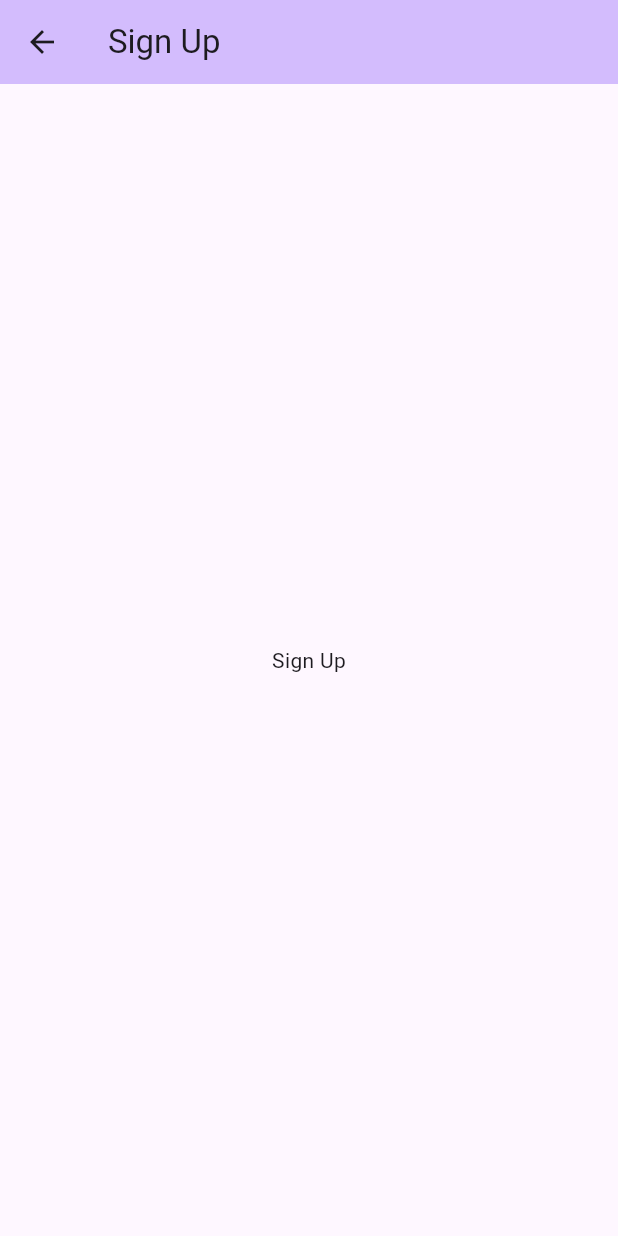
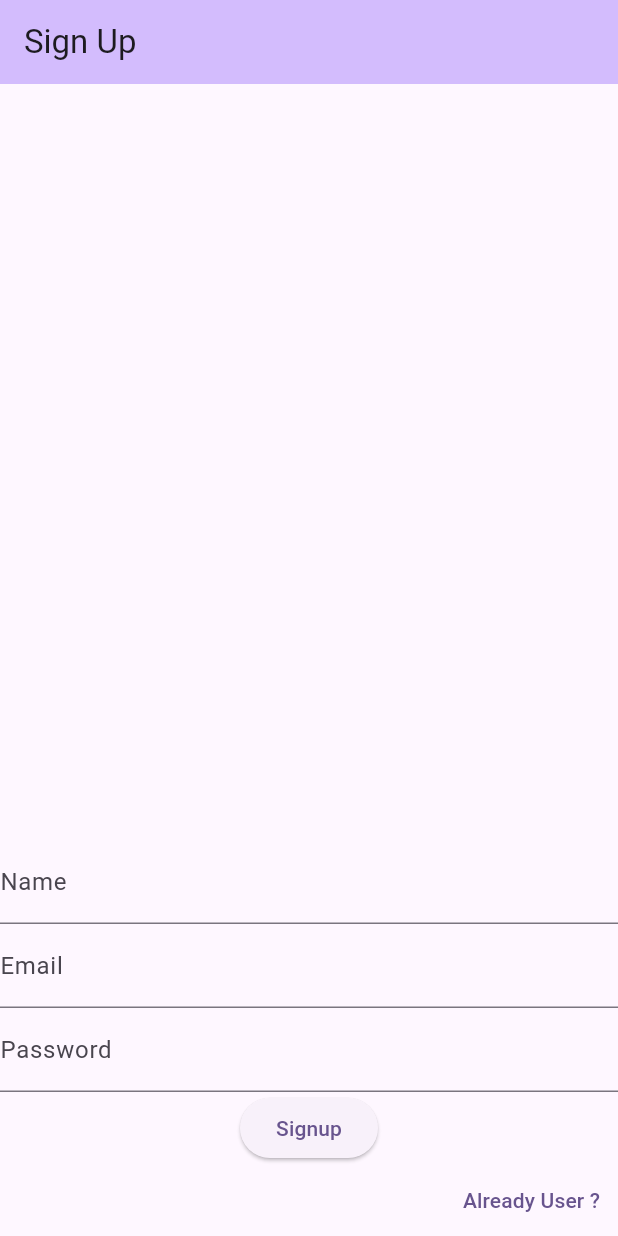
Before and after one commit to Aditya2874/your_wellbeing, a Flutter app: the signUp screen opened directly, on a phone screen of 412 x 824 dp. Run offline on Flutter 3.47's test engine with Material 2 defaults, Android fonts, the light colour scheme and no system bars.

Commit message:
Sign Up Structured

```diff
--- a/lib/main.dart
+++ b/lib/main.dart
@@ -1,4 +1,5 @@
 import 'package:flutter/material.dart';
+import 'package:your_wellbeing/signUp.dart';
 
 void main() {
   runApp(const MyApp());
@@ -16,7 +17,7 @@ class MyApp extends StatelessWidget {
         colorScheme: ColorScheme.fromSeed(seedColor: Colors.deepPurple),
         useMaterial3: true,
       ),
-      home: const MyHomePage(title: 'Flutter Demo Home Page'),
+      home: const signUp(),
     );
   }
 }
--- a/lib/signUp.dart
+++ b/lib/signUp.dart
@@ -1,18 +1,65 @@
 import 'package:flutter/cupertino.dart';
 import 'package:flutter/material.dart';
+import 'package:your_wellbeing/main.dart';
 
 class signUp extends StatelessWidget{
   const signUp({super.key});
-
   @override
   Widget build(BuildContext context) {
+    final TextEditingController nameController = TextEditingController();
+    final TextEditingController emailController = TextEditingController();
+    final TextEditingController passwordController = TextEditingController();
     return Scaffold(
       appBar: AppBar(
         backgroundColor: Theme.of(context).colorScheme.inversePrimary,
         title: Text("Sign Up"),
       ),
-      body: Center(
-        child: Text("Sign Up"),
+      body:
+      Center(
+        child: Column(
+          mainAxisAlignment: MainAxisAlignment.end,
+          children: [
+
+            TextFormField(
+              controller: nameController,
+              decoration: InputDecoration(labelText: 'Name'),
+            ),
+            TextFormField(
+              controller: emailController,
+              decoration: InputDecoration(labelText: 'Email'),
+            ),
+            TextFormField(
+              controller: passwordController,
+              decoration: InputDecoration(labelText: 'Password'),
+              obscureText: true,
+            ),
+            ElevatedButton(
+              onPressed: () {
+                // Navigate to the home screen
+                Navigator.push(
+                  context,
+                  MaterialPageRoute(
+                    builder: (context) => MyHomePage(title: "Home Page"),
+                  ),
+                );
+              },
+              child: Text('Signup'),
+            ),
+             Row(
+              mainAxisAlignment: MainAxisAlignment.end,
+              children: [
+                TextButton(onPressed : (){
+                  Navigator.push(
+                    context,
+                    MaterialPageRoute(
+                      builder: (context) => MyHomePage(title: "Home Page"),
+                    ),
+                  );
+                }, child: Text("Already User ?"))
+              ],
+            )
+          ],
+        ),
       ),
     );
   }
```
Also changed, not shown: lib/login.dart (added).
